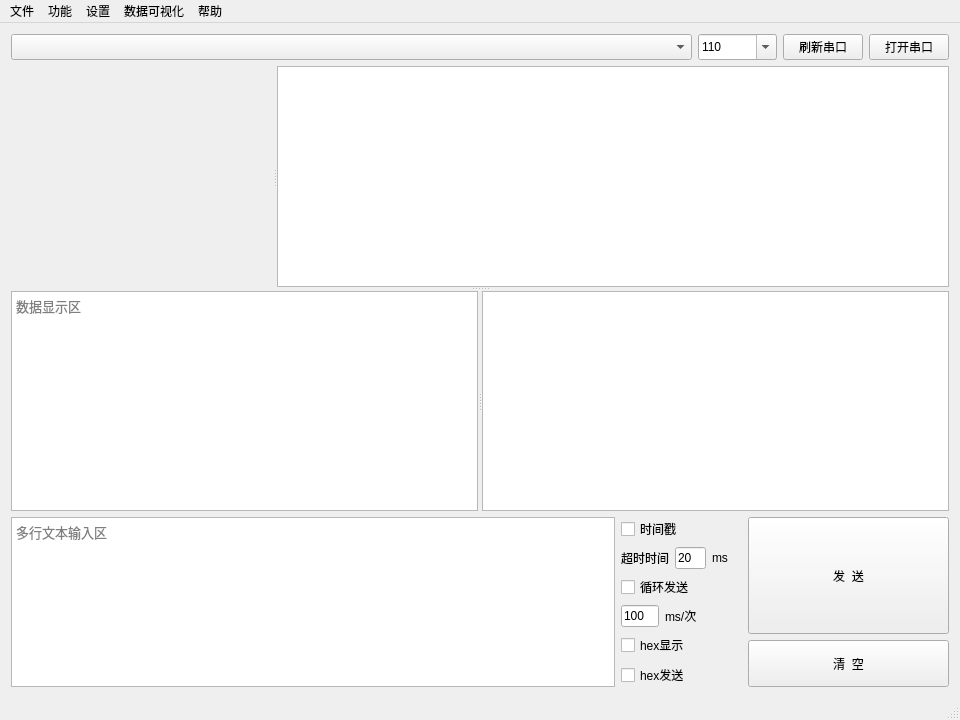
This is ComAssistant/ui/mainwindow.ui in petertheprocess/ComAssistant as Qt 5 draws it before an edit. The edited form follows.
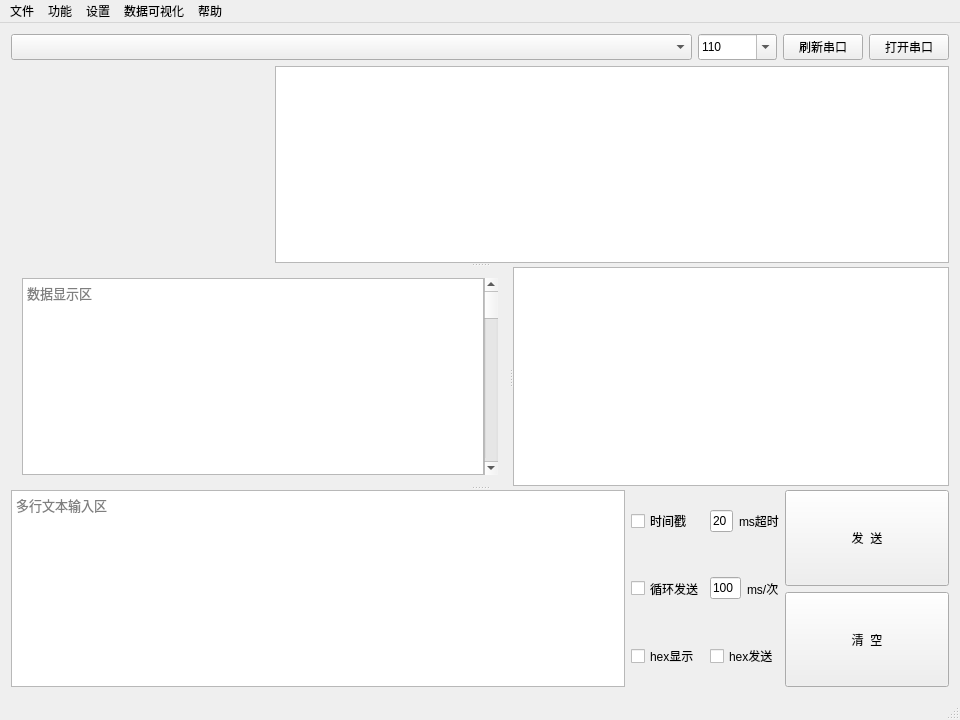
This is the edited form. Custom widgets are drawn as their Qt base class.

Commit message: 重新调整GUI布局

Patch:
```diff
--- a/ComAssistant/ui/mainwindow.ui
+++ b/ComAssistant/ui/mainwindow.ui
@@ -14,9 +14,366 @@
    <string>串口调试助手</string>
   </property>
   <widget class="QWidget" name="centralWidget">
-   <layout class="QGridLayout" name="gridLayout" rowstretch="1,18,1" columnstretch="0" rowminimumheight="0,0,0">
+   <layout class="QFormLayout" name="formLayout_4">
+    <item row="1" column="0" colspan="2">
+     <widget class="QSplitter" name="splitter_io">
+      <property name="orientation">
+       <enum>Qt::Vertical</enum>
+      </property>
+      <widget class="QSplitter" name="splitter_visulize">
+       <property name="sizePolicy">
+        <sizepolicy hsizetype="Preferred" vsizetype="Preferred">
+         <horstretch>0</horstretch>
+         <verstretch>0</verstretch>
+        </sizepolicy>
+       </property>
+       <property name="orientation">
+        <enum>Qt::Horizontal</enum>
+       </property>
+       <property name="handleWidth">
+        <number>1</number>
+       </property>
+       <widget class="MyQCustomPlot" name="customPlot" native="true">
+        <property name="sizePolicy">
+         <sizepolicy hsizetype="Preferred" vsizetype="Preferred">
+          <horstretch>0</horstretch>
+          <verstretch>1</verstretch>
+         </sizepolicy>
+        </property>
+        <property name="baseSize">
+         <size>
+          <width>0</width>
+          <height>0</height>
+         </size>
+        </property>
+       </widget>
+       <widget class="QTableWidget" name="valueDisplay">
+        <property name="sizePolicy">
+         <sizepolicy hsizetype="Preferred" vsizetype="Preferred">
+          <horstretch>0</horstretch>
+          <verstretch>0</verstretch>
+         </sizepolicy>
+        </property>
+        <property name="contextMenuPolicy">
+         <enum>Qt::CustomContextMenu</enum>
+        </property>
+       </widget>
+      </widget>
+      <widget class="QSplitter" name="splitter_output">
+       <property name="orientation">
+        <enum>Qt::Horizontal</enum>
+       </property>
+       <widget class="QWidget" name="">
+        <layout class="QHBoxLayout" name="layout_textBrowser">
+         <property name="spacing">
+          <number>0</number>
+         </property>
+         <item>
+          <widget class="QTextBrowser" name="textBrowser">
+           <property name="font">
+            <font>
+             <family>Consolas</family>
+             <pointsize>10</pointsize>
+            </font>
+           </property>
+           <property name="contextMenuPolicy">
+            <enum>Qt::CustomContextMenu</enum>
+           </property>
+           <property name="autoFillBackground">
+            <bool>false</bool>
+           </property>
+           <property name="textInteractionFlags">
+            <set>Qt::LinksAccessibleByKeyboard|Qt::LinksAccessibleByMouse|Qt::TextBrowserInteraction|Qt::TextSelectableByKeyboard|Qt::TextSelectableByMouse</set>
+           </property>
+           <property name="placeholderText">
+            <string>数据显示区</string>
+           </property>
+           <property name="openExternalLinks">
+            <bool>true</bool>
+           </property>
+          </widget>
+         </item>
+         <item>
+          <widget class="QScrollBar" name="textBrowserScrollBar">
+           <property name="orientation">
+            <enum>Qt::Vertical</enum>
+           </property>
+          </widget>
+         </item>
+        </layout>
+       </widget>
+       <widget class="QListWidget" name="multiString">
+        <property name="font">
+         <font>
+          <family>Consolas</family>
+          <pointsize>10</pointsize>
+         </font>
+        </property>
+        <property name="contextMenuPolicy">
+         <enum>Qt::CustomContextMenu</enum>
+        </property>
+       </widget>
+      </widget>
+      <widget class="QWidget" name="widget_input" native="true">
+       <layout class="QFormLayout" name="formLayout_2">
+        <property name="leftMargin">
+         <number>0</number>
+        </property>
+        <property name="topMargin">
+         <number>0</number>
+        </property>
+        <property name="rightMargin">
+         <number>0</number>
+        </property>
+        <property name="bottomMargin">
+         <number>0</number>
+        </property>
+        <item row="0" column="0" colspan="2">
+         <layout class="QHBoxLayout" name="layout_input" stretch="15,1,4">
+          <item>
+           <widget class="QTextEdit" name="textEdit">
+            <property name="sizePolicy">
+             <sizepolicy hsizetype="Preferred" vsizetype="Preferred">
+              <horstretch>0</horstretch>
+              <verstretch>0</verstretch>
+             </sizepolicy>
+            </property>
+            <property name="font">
+             <font>
+              <family>Consolas</family>
+              <pointsize>10</pointsize>
+             </font>
+            </property>
+            <property name="documentTitle">
+             <string/>
+            </property>
+            <property name="html">
+             <string>&lt;!DOCTYPE HTML PUBLIC &quot;-//W3C//DTD HTML 4.0//EN&quot; &quot;http://www.w3.org/TR/REC-html40/strict.dtd&quot;&gt;
+&lt;html&gt;&lt;head&gt;&lt;meta name=&quot;qrichtext&quot; content=&quot;1&quot; /&gt;&lt;style type=&quot;text/css&quot;&gt;
+p, li { white-space: pre-wrap; }
+&lt;/style&gt;&lt;/head&gt;&lt;body style=&quot; font-family:'Consolas'; font-size:10pt; font-weight:400; font-style:normal;&quot;&gt;
+&lt;p style=&quot;-qt-paragraph-type:empty; margin-top:0px; margin-bottom:0px; margin-left:0px; margin-right:0px; -qt-block-indent:0; text-indent:0px; font-family:'SimSun'; font-size:9pt;&quot;&gt;&lt;br /&gt;&lt;/p&gt;&lt;/body&gt;&lt;/html&gt;</string>
+            </property>
+            <property name="placeholderText">
+             <string>多行文本输入区</string>
+            </property>
+           </widget>
+          </item>
+          <item>
+           <widget class="QWidget" name="widget_option" native="true">
+            <property name="sizePolicy">
+             <sizepolicy hsizetype="Preferred" vsizetype="Preferred">
+              <horstretch>0</horstretch>
+              <verstretch>0</verstretch>
+             </sizepolicy>
+            </property>
+            <layout class="QFormLayout" name="formLayout_5">
+             <property name="leftMargin">
+              <number>0</number>
+             </property>
+             <property name="topMargin">
+              <number>0</number>
+             </property>
+             <property name="rightMargin">
+              <number>0</number>
+             </property>
+             <property name="bottomMargin">
+              <number>0</number>
+             </property>
     <item row="0" column="0">
-     <layout class="QHBoxLayout" name="horizontalLayout_info" stretch="1,0,0,0">
+              <widget class="QCheckBox" name="timeStampCheckBox">
+               <property name="sizePolicy">
+                <sizepolicy hsizetype="Minimum" vsizetype="Expanding">
+                 <horstretch>0</horstretch>
+                 <verstretch>0</verstretch>
+                </sizepolicy>
+               </property>
+               <property name="text">
+                <string>时间戳</string>
+               </property>
+              </widget>
+             </item>
+             <item row="0" column="1">
+              <layout class="QHBoxLayout" name="layout_timeout" stretch="0,0">
+               <item>
+                <widget class="QLineEdit" name="timeStampTimeOut">
+                 <property name="sizePolicy">
+                  <sizepolicy hsizetype="Expanding" vsizetype="Fixed">
+                   <horstretch>0</horstretch>
+                   <verstretch>0</verstretch>
+                  </sizepolicy>
+                 </property>
+                 <property name="text">
+                  <string>20</string>
+                 </property>
+                </widget>
+               </item>
+               <item>
+                <widget class="QLabel" name="label_ms">
+                 <property name="text">
+                  <string>ms超时</string>
+                 </property>
+                </widget>
+               </item>
+              </layout>
+             </item>
+             <item row="1" column="0">
+              <widget class="QCheckBox" name="cycleSendCheck">
+               <property name="sizePolicy">
+                <sizepolicy hsizetype="Minimum" vsizetype="Expanding">
+                 <horstretch>0</horstretch>
+                 <verstretch>0</verstretch>
+                </sizepolicy>
+               </property>
+               <property name="text">
+                <string>循环发送</string>
+               </property>
+              </widget>
+             </item>
+             <item row="1" column="1">
+              <layout class="QHBoxLayout" name="layout_period_send" stretch="0,0">
+               <property name="spacing">
+                <number>6</number>
+               </property>
+               <property name="sizeConstraint">
+                <enum>QLayout::SetDefaultConstraint</enum>
+               </property>
+               <item>
+                <widget class="QLineEdit" name="sendInterval">
+                 <property name="sizePolicy">
+                  <sizepolicy hsizetype="Expanding" vsizetype="Fixed">
+                   <horstretch>0</horstretch>
+                   <verstretch>0</verstretch>
+                  </sizepolicy>
+                 </property>
+                 <property name="text">
+                  <string>100</string>
+                 </property>
+                </widget>
+               </item>
+               <item>
+                <widget class="QLabel" name="label_ms_per_time">
+                 <property name="text">
+                  <string>ms/次</string>
+                 </property>
+                </widget>
+               </item>
+              </layout>
+             </item>
+             <item row="2" column="0">
+              <widget class="QCheckBox" name="hexDisplay">
+               <property name="sizePolicy">
+                <sizepolicy hsizetype="Minimum" vsizetype="Expanding">
+                 <horstretch>0</horstretch>
+                 <verstretch>0</verstretch>
+                </sizepolicy>
+               </property>
+               <property name="text">
+                <string>hex显示</string>
+               </property>
+              </widget>
+             </item>
+             <item row="2" column="1">
+              <widget class="QCheckBox" name="hexSend">
+               <property name="sizePolicy">
+                <sizepolicy hsizetype="Minimum" vsizetype="Expanding">
+                 <horstretch>0</horstretch>
+                 <verstretch>0</verstretch>
+                </sizepolicy>
+               </property>
+               <property name="text">
+                <string>hex发送</string>
+               </property>
+              </widget>
+             </item>
+            </layout>
+           </widget>
+          </item>
+          <item>
+           <widget class="QWidget" name="widget_send_clear" native="true">
+            <layout class="QFormLayout" name="formLayout">
+             <property name="verticalSpacing">
+              <number>6</number>
+             </property>
+             <property name="leftMargin">
+              <number>0</number>
+             </property>
+             <property name="topMargin">
+              <number>0</number>
+             </property>
+             <property name="rightMargin">
+              <number>0</number>
+             </property>
+             <property name="bottomMargin">
+              <number>0</number>
+             </property>
+             <item row="0" column="0" colspan="2">
+              <widget class="QPushButton" name="sendButton">
+               <property name="sizePolicy">
+                <sizepolicy hsizetype="Minimum" vsizetype="Expanding">
+                 <horstretch>0</horstretch>
+                 <verstretch>0</verstretch>
+                </sizepolicy>
+               </property>
+               <property name="text">
+                <string>发  送</string>
+               </property>
+               <property name="shortcut">
+                <string>Ctrl+Return</string>
+               </property>
+               <property name="default">
+                <bool>false</bool>
+               </property>
+               <property name="flat">
+                <bool>false</bool>
+               </property>
+              </widget>
+             </item>
+             <item row="1" column="0" colspan="2">
+              <widget class="QPushButton" name="clearWindows">
+               <property name="sizePolicy">
+                <sizepolicy hsizetype="Minimum" vsizetype="Expanding">
+                 <horstretch>0</horstretch>
+                 <verstretch>0</verstretch>
+                </sizepolicy>
+               </property>
+               <property name="text">
+                <string>清  空</string>
+               </property>
+               <property name="shortcut">
+                <string>Ctrl+Del</string>
+               </property>
+              </widget>
+             </item>
+            </layout>
+           </widget>
+          </item>
+         </layout>
+        </item>
+       </layout>
+      </widget>
+     </widget>
+    </item>
+    <item row="0" column="0" colspan="2">
+     <widget class="QWidget" name="widget_ctrl" native="true">
+      <layout class="QFormLayout" name="formLayout_3">
+       <property name="horizontalSpacing">
+        <number>6</number>
+       </property>
+       <property name="leftMargin">
+        <number>0</number>
+       </property>
+       <property name="topMargin">
+        <number>0</number>
+       </property>
+       <property name="rightMargin">
+        <number>0</number>
+       </property>
+       <property name="bottomMargin">
+        <number>0</number>
+       </property>
+       <item row="0" column="0" colspan="2">
+        <layout class="QHBoxLayout" name="layout_ctrl" stretch="1,0,0,0">
       <item>
        <widget class="QComboBox" name="comList">
         <property name="sizePolicy">
@@ -200,263 +557,7 @@
       </item>
      </layout>
     </item>
-    <item row="2" column="0">
-     <layout class="QHBoxLayout" name="horizontalLayout_input" stretch="75,15,25">
-      <item>
-       <widget class="QTextEdit" name="textEdit">
-        <property name="font">
-         <font>
-          <family>Consolas</family>
-          <pointsize>10</pointsize>
-         </font>
-        </property>
-        <property name="documentTitle">
-         <string/>
-        </property>
-        <property name="html">
-         <string>&lt;!DOCTYPE HTML PUBLIC &quot;-//W3C//DTD HTML 4.0//EN&quot; &quot;http://www.w3.org/TR/REC-html40/strict.dtd&quot;&gt;
-&lt;html&gt;&lt;head&gt;&lt;meta name=&quot;qrichtext&quot; content=&quot;1&quot; /&gt;&lt;style type=&quot;text/css&quot;&gt;
-p, li { white-space: pre-wrap; }
-&lt;/style&gt;&lt;/head&gt;&lt;body style=&quot; font-family:'Consolas'; font-size:10pt; font-weight:400; font-style:normal;&quot;&gt;
-&lt;p style=&quot;-qt-paragraph-type:empty; margin-top:0px; margin-bottom:0px; margin-left:0px; margin-right:0px; -qt-block-indent:0; text-indent:0px; font-family:'SimSun'; font-size:9pt;&quot;&gt;&lt;br /&gt;&lt;/p&gt;&lt;/body&gt;&lt;/html&gt;</string>
-        </property>
-        <property name="placeholderText">
-         <string>多行文本输入区</string>
-        </property>
-       </widget>
-      </item>
-      <item>
-       <layout class="QVBoxLayout" name="verticalLayout">
-        <item>
-         <widget class="QCheckBox" name="timeStampCheckBox">
-          <property name="sizePolicy">
-           <sizepolicy hsizetype="Minimum" vsizetype="Expanding">
-            <horstretch>0</horstretch>
-            <verstretch>0</verstretch>
-           </sizepolicy>
-          </property>
-          <property name="text">
-           <string>时间戳</string>
-          </property>
-         </widget>
-        </item>
-        <item>
-         <layout class="QHBoxLayout" name="horizontalLayout" stretch="1,1,1">
-          <item>
-           <widget class="QLabel" name="label_TimeOut">
-            <property name="text">
-             <string>超时时间</string>
-            </property>
-           </widget>
-          </item>
-          <item>
-           <widget class="QLineEdit" name="timeStampTimeOut">
-            <property name="sizePolicy">
-             <sizepolicy hsizetype="Expanding" vsizetype="Expanding">
-              <horstretch>0</horstretch>
-              <verstretch>0</verstretch>
-             </sizepolicy>
-            </property>
-            <property name="text">
-             <string>20</string>
-            </property>
-           </widget>
-          </item>
-          <item>
-           <widget class="QLabel" name="label_ms">
-            <property name="text">
-             <string>ms</string>
-            </property>
-           </widget>
-          </item>
-         </layout>
-        </item>
-        <item>
-         <widget class="QCheckBox" name="cycleSendCheck">
-          <property name="sizePolicy">
-           <sizepolicy hsizetype="Minimum" vsizetype="Expanding">
-            <horstretch>0</horstretch>
-            <verstretch>0</verstretch>
-           </sizepolicy>
-          </property>
-          <property name="text">
-           <string>循环发送</string>
-          </property>
-         </widget>
-        </item>
-        <item>
-         <layout class="QHBoxLayout" name="horizontalLayout_2" stretch="1,2">
-          <item>
-           <widget class="QLineEdit" name="sendInterval">
-            <property name="sizePolicy">
-             <sizepolicy hsizetype="Expanding" vsizetype="Expanding">
-              <horstretch>0</horstretch>
-              <verstretch>0</verstretch>
-             </sizepolicy>
-            </property>
-            <property name="text">
-             <string>100</string>
-            </property>
-           </widget>
-          </item>
-          <item>
-           <widget class="QLabel" name="label_ms_per_time">
-            <property name="text">
-             <string>ms/次</string>
-            </property>
-           </widget>
-          </item>
-         </layout>
-        </item>
-        <item>
-         <widget class="QCheckBox" name="hexDisplay">
-          <property name="sizePolicy">
-           <sizepolicy hsizetype="Minimum" vsizetype="Expanding">
-            <horstretch>0</horstretch>
-            <verstretch>0</verstretch>
-           </sizepolicy>
-          </property>
-          <property name="text">
-           <string>hex显示</string>
-          </property>
-         </widget>
-        </item>
-        <item>
-         <widget class="QCheckBox" name="hexSend">
-          <property name="sizePolicy">
-           <sizepolicy hsizetype="Minimum" vsizetype="Expanding">
-            <horstretch>0</horstretch>
-            <verstretch>0</verstretch>
-           </sizepolicy>
-          </property>
-          <property name="text">
-           <string>hex发送</string>
-          </property>
-         </widget>
-        </item>
-       </layout>
-      </item>
-      <item>
-       <layout class="QGridLayout" name="gridLayout_2" rowstretch="5,2">
-        <item row="1" column="0">
-         <widget class="QPushButton" name="clearWindows">
-          <property name="sizePolicy">
-           <sizepolicy hsizetype="Minimum" vsizetype="Expanding">
-            <horstretch>0</horstretch>
-            <verstretch>0</verstretch>
-           </sizepolicy>
-          </property>
-          <property name="text">
-           <string>清  空</string>
-          </property>
-          <property name="shortcut">
-           <string>Ctrl+Del</string>
-          </property>
-         </widget>
-        </item>
-        <item row="0" column="0">
-         <widget class="QPushButton" name="sendButton">
-          <property name="sizePolicy">
-           <sizepolicy hsizetype="Minimum" vsizetype="Expanding">
-            <horstretch>0</horstretch>
-            <verstretch>0</verstretch>
-           </sizepolicy>
-          </property>
-          <property name="text">
-           <string>发  送</string>
-          </property>
-          <property name="shortcut">
-           <string>Ctrl+Return</string>
-          </property>
-          <property name="default">
-           <bool>false</bool>
-          </property>
-          <property name="flat">
-           <bool>false</bool>
-          </property>
-         </widget>
-        </item>
-       </layout>
-      </item>
-     </layout>
-    </item>
-    <item row="1" column="0">
-     <widget class="QSplitter" name="splitter_3">
-      <property name="orientation">
-       <enum>Qt::Vertical</enum>
-      </property>
-      <widget class="QSplitter" name="splitter_2">
-       <property name="sizePolicy">
-        <sizepolicy hsizetype="Preferred" vsizetype="Preferred">
-         <horstretch>0</horstretch>
-         <verstretch>0</verstretch>
-        </sizepolicy>
-       </property>
-       <property name="orientation">
-        <enum>Qt::Horizontal</enum>
-       </property>
-       <widget class="MyQCustomPlot" name="customPlot" native="true">
-        <property name="sizePolicy">
-         <sizepolicy hsizetype="Preferred" vsizetype="Expanding">
-          <horstretch>0</horstretch>
-          <verstretch>1</verstretch>
-         </sizepolicy>
-        </property>
-        <property name="baseSize">
-         <size>
-          <width>0</width>
-          <height>0</height>
-         </size>
-        </property>
-       </widget>
-       <widget class="QTableWidget" name="valueDisplay">
-        <property name="contextMenuPolicy">
-         <enum>Qt::CustomContextMenu</enum>
-        </property>
-       </widget>
-      </widget>
-      <widget class="QSplitter" name="splitter">
-       <property name="minimumSize">
-        <size>
-         <width>0</width>
-         <height>0</height>
-        </size>
-       </property>
-       <property name="orientation">
-        <enum>Qt::Horizontal</enum>
-       </property>
-       <widget class="QTextBrowser" name="textBrowser">
-        <property name="font">
-         <font>
-          <family>Consolas</family>
-          <pointsize>10</pointsize>
-         </font>
-        </property>
-        <property name="contextMenuPolicy">
-         <enum>Qt::CustomContextMenu</enum>
-        </property>
-        <property name="textInteractionFlags">
-         <set>Qt::LinksAccessibleByKeyboard|Qt::LinksAccessibleByMouse|Qt::TextBrowserInteraction|Qt::TextSelectableByKeyboard|Qt::TextSelectableByMouse</set>
-        </property>
-        <property name="placeholderText">
-         <string>数据显示区</string>
-        </property>
-        <property name="openExternalLinks">
-         <bool>true</bool>
-        </property>
-       </widget>
-       <widget class="QListWidget" name="multiString">
-        <property name="font">
-         <font>
-          <family>Consolas</family>
-          <pointsize>10</pointsize>
-         </font>
-        </property>
-        <property name="contextMenuPolicy">
-         <enum>Qt::CustomContextMenu</enum>
-        </property>
-       </widget>
-      </widget>
+      </layout>
      </widget>
     </item>
    </layout>
```
Lines whose indentation alone changed are shown as unchanged. The commit also changes 2 other files.
